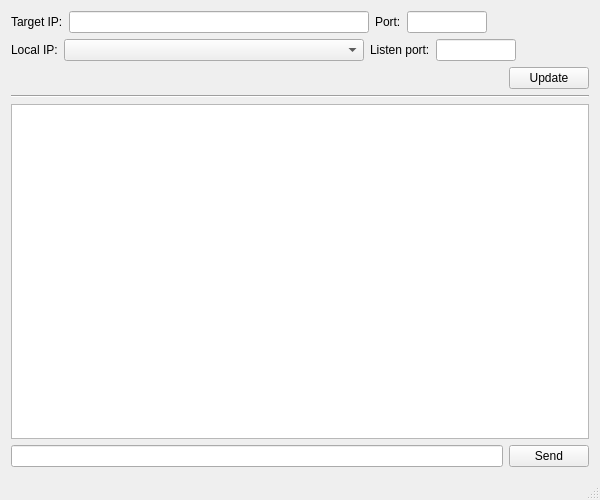
rookiepeng/comm-test, file mainwindow.ui: the form before one commit.
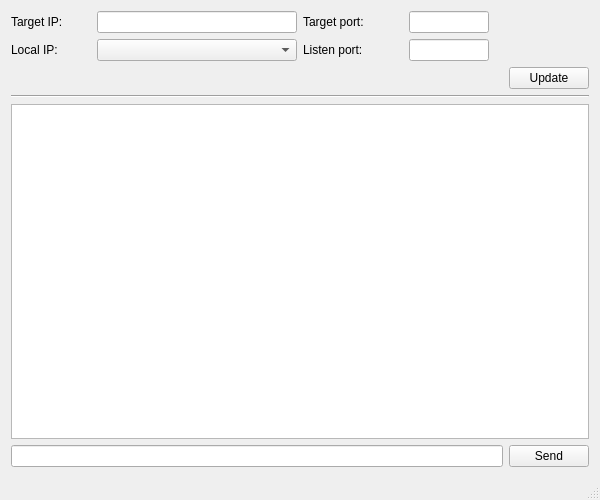
The form after the commit.

```diff
--- a/mainwindow.ui
+++ b/mainwindow.ui
@@ -25,6 +25,24 @@
      <layout class="QHBoxLayout" name="horizontalLayout_2">
       <item>
        <widget class="QLabel" name="label">
+        <property name="sizePolicy">
+         <sizepolicy hsizetype="Preferred" vsizetype="Preferred">
+          <horstretch>0</horstretch>
+          <verstretch>0</verstretch>
+         </sizepolicy>
+        </property>
+        <property name="minimumSize">
+         <size>
+          <width>80</width>
+          <height>0</height>
+         </size>
+        </property>
+        <property name="baseSize">
+         <size>
+          <width>0</width>
+          <height>0</height>
+         </size>
+        </property>
         <property name="text">
          <string>Target IP:</string>
         </property>
@@ -34,13 +52,13 @@
        <widget class="QLineEdit" name="targetIPEdit">
         <property name="minimumSize">
          <size>
-          <width>300</width>
+          <width>200</width>
           <height>0</height>
          </size>
         </property>
         <property name="maximumSize">
          <size>
-          <width>300</width>
+          <width>200</width>
           <height>16777215</height>
          </size>
         </property>
@@ -48,8 +66,14 @@
       </item>
       <item>
        <widget class="QLabel" name="label_2">
+        <property name="minimumSize">
+         <size>
+          <width>100</width>
+          <height>0</height>
+         </size>
+        </property>
         <property name="text">
-         <string>Port:</string>
+         <string>Target port:</string>
         </property>
        </widget>
       </item>
@@ -88,6 +112,27 @@
      <layout class="QHBoxLayout" name="horizontalLayout_3">
       <item>
        <widget class="QLabel" name="label_4">
+        <property name="enabled">
+         <bool>true</bool>
+        </property>
+        <property name="sizePolicy">
+         <sizepolicy hsizetype="Preferred" vsizetype="Preferred">
+          <horstretch>0</horstretch>
+          <verstretch>0</verstretch>
+         </sizepolicy>
+        </property>
+        <property name="minimumSize">
+         <size>
+          <width>80</width>
+          <height>0</height>
+         </size>
+        </property>
+        <property name="baseSize">
+         <size>
+          <width>0</width>
+          <height>0</height>
+         </size>
+        </property>
         <property name="text">
          <string>Local IP:</string>
         </property>
@@ -97,14 +142,26 @@
        <widget class="QComboBox" name="localIPBox">
         <property name="minimumSize">
          <size>
-          <width>300</width>
+          <width>200</width>
           <height>0</height>
          </size>
         </property>
+        <property name="maximumSize">
+         <size>
+          <width>200</width>
+          <height>16777215</height>
+         </size>
+        </property>
        </widget>
       </item>
       <item>
        <widget class="QLabel" name="label_3">
+        <property name="minimumSize">
+         <size>
+          <width>100</width>
+          <height>0</height>
+         </size>
+        </property>
         <property name="text">
          <string>Listen port:</string>
         </property>
```
